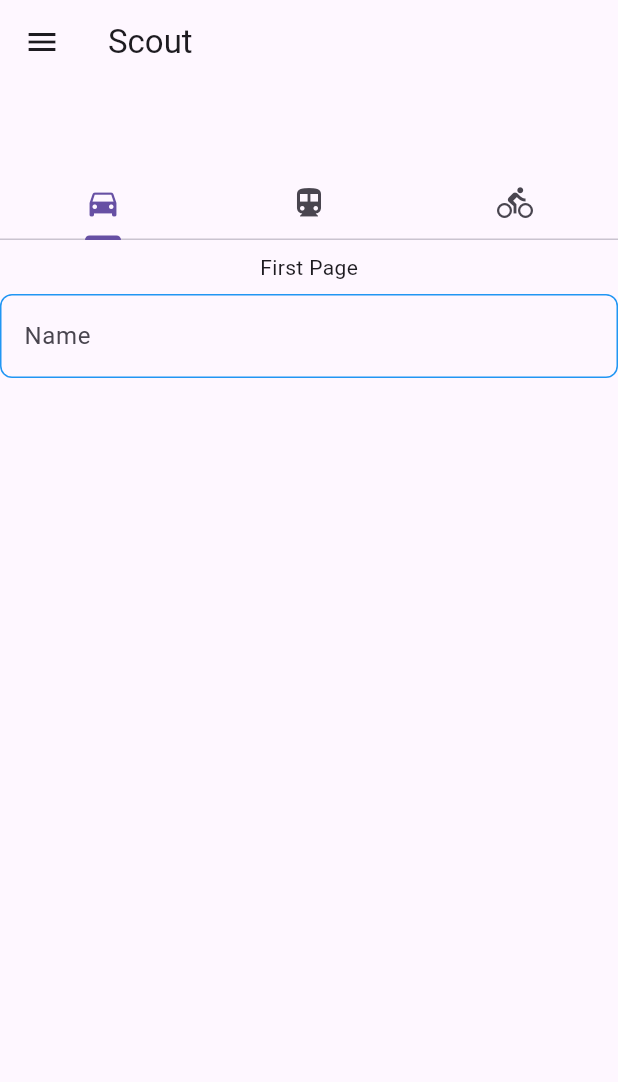
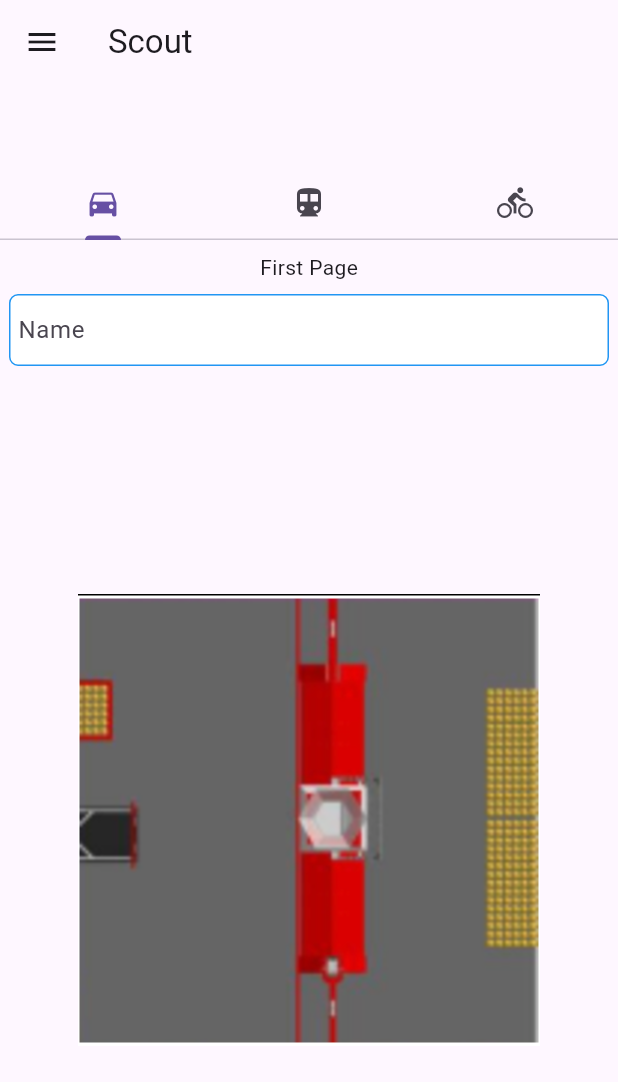
Before and after one commit to 4611-Scouting/TriOxygen, a Flutter app: the screen it shows after launch, on a phone screen of 412 x 824 dp. Shown: the top 1082 px of the screen. Run offline on Flutter 3.47's test engine with Material 3 defaults, Android fonts, the phone set to English and light mode, and no system bars.

Commit message:
got image on there, finish screen plz

```diff
--- a/lib/screens/scout.dart
+++ b/lib/screens/scout.dart
@@ -18,18 +18,28 @@ class FirstPage extends StatelessWidget {
       children: [
         Padding(
           padding: const EdgeInsets.all(8.0),
-          child: Text('First Page'),
+          child: Text('First Page')
         ),
+        SizedBox(height: 200, width: 400, child:
         TextFormField(
+          textAlign: TextAlign.center,
+          textAlignVertical: TextAlignVertical.center,
           controller: controller,
           decoration: InputDecoration(
+            isDense: true,
+            contentPadding: EdgeInsets.symmetric(horizontal: 2, vertical: 12),
+            filled: true,
+            fillColor: Colors.white,
+            hintText: 'Enter your name',
               label: Text('Name'),
             enabledBorder: OutlineInputBorder(
-              borderRadius: BorderRadius.circular(8),
+              borderRadius: BorderRadius.circular(6),
               borderSide: BorderSide(width: 1,color: Colors.blue)
             )
           ),
         ),
+        ),
+      Image.asset("assets/images/FieldImage.png"),
       ],
     );
   }
--- a/pubspec.yaml
+++ b/pubspec.yaml
@@ -53,11 +53,16 @@ dev_dependencies:
 # The following section is specific to Flutter packages.
 flutter:
 
+
   # The following line ensures that the Material Icons font is
   # included with your application, so that you can use the icons in
   # the material Icons class.
   uses-material-design: true
 
+  assets:
+
+
+    - assets/images/FieldImage.png
   # To add assets to your application, add an assets section, like this:
   # assets:
   #   - images/a_dot_burr.jpeg
```
Also changed, not shown: assets/images/FieldImage.png (added).
